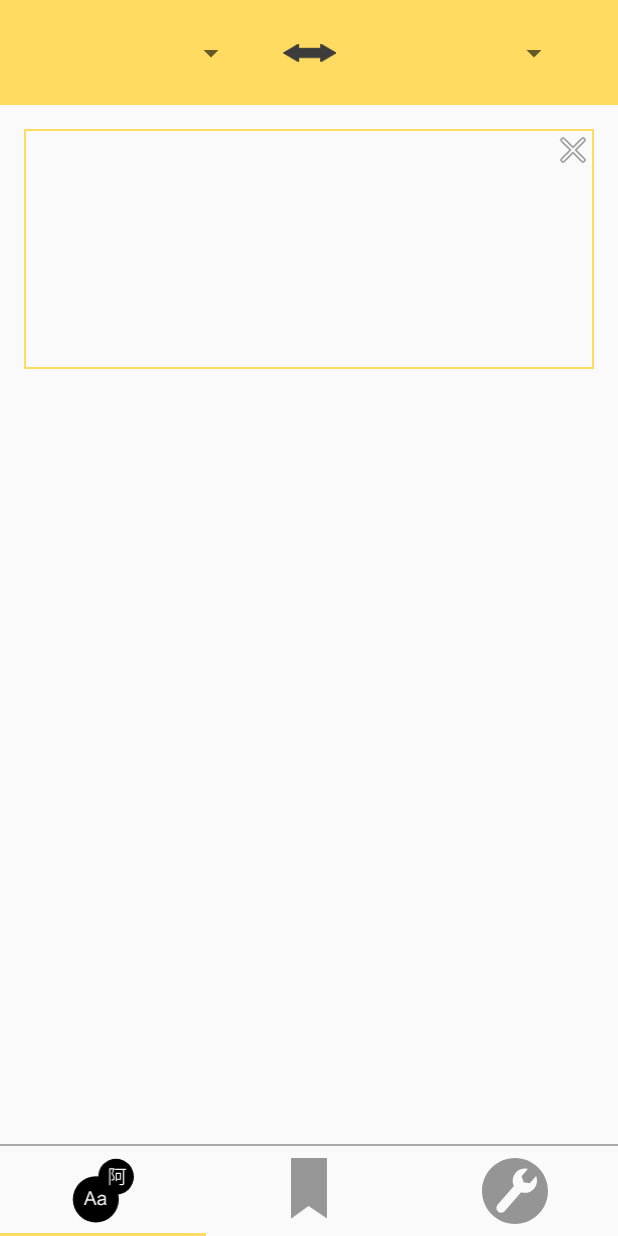
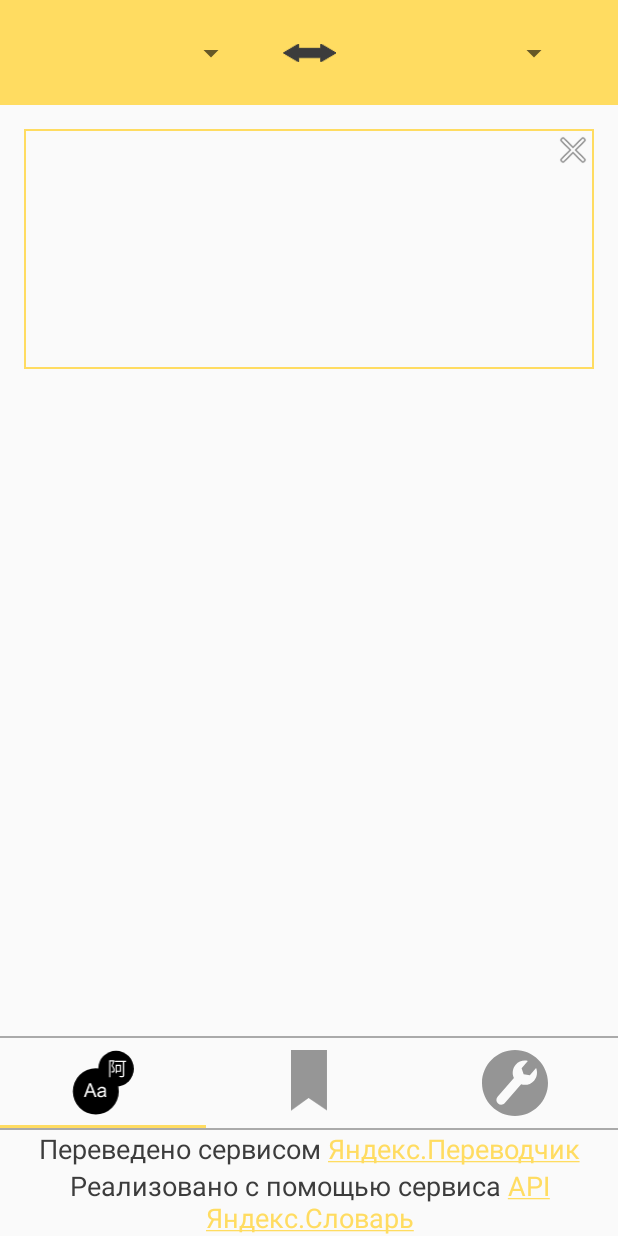
Before and after one commit to mnvrtx/YandexTranslater, an Android app: the screen it shows after launch (TabSelect), on a phone screen of 412 x 824 dp. Run offline under Robolectric (Android 15) with nearby library versions, the phone set to English and light mode, and no system bars; 4 statements that could not run were skipped.

Commit message:
nextC 1.3

```diff
--- a/app/src/main/java/com/fogok/yandextranslater/TabSelect.java
+++ b/app/src/main/java/com/fogok/yandextranslater/TabSelect.java
@@ -10,9 +10,11 @@ import android.support.v4.app.FragmentManager;
 import android.support.v4.app.FragmentStatePagerAdapter;
 import android.support.v4.view.ViewPager;
 import android.support.v7.app.AppCompatActivity;
+import android.text.method.LinkMovementMethod;
 import android.util.Log;
 import android.view.LayoutInflater;
 import android.widget.ImageView;
+import android.widget.TextView;
 import android.widget.Toast;
 
 import com.fogok.yandextranslater.sugarlitesql.HistoryObject;
@@ -46,6 +48,10 @@ public class TabSelect extends AppCompatActivity {
             Toast.makeText(this, R.string.requiredNet, Toast.LENGTH_LONG).show();
             finish();
         }
+
+        //Делаем ссылки на сервисы яндекс кликабельными
+        ((TextView) findViewById(R.id.TranslLicense)).setMovementMethod(LinkMovementMethod.getInstance());
+        ((TextView) findViewById(R.id.DictLicense)).setMovementMethod(LinkMovementMethod.getInstance());
 
         // Создаём адаптер, который будет возвращать для viewPager нужный fragment
         mSectionsPagerAdapter = new SectionsPagerAdapter(getSupportFragmentManager());
--- a/app/src/main/res/layout/activity_tab_select.xml
+++ b/app/src/main/res/layout/activity_tab_select.xml
@@ -8,43 +8,87 @@
                                              android:fitsSystemWindows="true"
                                              tools:context="com.fogok.yandextranslater.TabSelect">
 
+    <android.support.v4.view.ViewPager
+        android:id="@+id/container"
+        android:layout_width="0dp"
+        android:layout_height="0dp"
+        android:layout_marginBottom="0dp"
+        android:layout_marginLeft="0dp"
+        android:layout_marginRight="0dp"
+        android:layout_marginTop="0dp"
+        android:visibility="visible"
+        app:layout_constraintBottom_toTopOf="@+id/view1"
+        app:layout_constraintLeft_toLeftOf="parent"
+        app:layout_constraintRight_toRightOf="parent"
+        app:layout_constraintTop_toTopOf="parent"/>
+
+    <LinearLayout
+        android:id="@+id/linearLayout"
+        android:layout_width="0dp"
+        android:layout_height="wrap_content"
+        android:orientation="vertical"
+        app:layout_constraintBottom_toBottomOf="parent"
+        app:layout_constraintLeft_toLeftOf="parent"
+        app:layout_constraintRight_toRightOf="parent">
+
+        <TextView
+            android:id="@+id/TranslLicense"
+            android:layout_width="match_parent"
+            android:layout_height="wrap_content"
+            android:layout_weight="1"
+            android:clickable="true"
+            android:gravity="center"
+            android:text="@string/transl_license"
+            android:textAppearance="@style/editText"/>
+
+        <TextView
+            android:id="@+id/DictLicense"
+            android:layout_width="match_parent"
+            android:layout_height="wrap_content"
+            android:layout_weight="1"
+            android:clickable="true"
+            android:gravity="center"
+            android:text="@string/dict_license"
+            android:textAppearance="@style/editText"/>
+    </LinearLayout>
+
     <android.support.design.widget.TabLayout
         android:id="@+id/tabs"
         android:layout_width="0dp"
         android:layout_height="60dp"
         android:visibility="visible"
-        app:tabMaxWidth="0dp"
-        app:tabGravity="fill"
-        app:tabMode="fixed"
-        app:layout_constraintBottom_toBottomOf="parent"
+        app:layout_constraintHorizontal_bias="1.0"
         app:layout_constraintLeft_toLeftOf="parent"
         app:layout_constraintRight_toRightOf="parent"
-        app:tabIndicatorColor="@color/colorAccent"/>
+        app:tabGravity="fill"
+        app:tabIndicatorColor="@color/colorAccent"
+        app:tabMaxWidth="0dp"
+        app:tabMode="fixed"
+        android:layout_marginBottom="0dp"
+        app:layout_constraintBottom_toTopOf="@+id/view2"/>
 
     <View
-        android:id="@+id/view"
+        android:id="@+id/view1"
         android:layout_width="0dp"
         android:layout_height="1dp"
         android:layout_marginBottom="0dp"
-        android:layout_marginLeft="0dp"
-        android:layout_marginRight="0dp"
         android:background="@android:color/darker_gray"
+        android:visibility="visible"
         app:layout_constraintBottom_toTopOf="@+id/tabs"
+        app:layout_constraintHorizontal_bias="0.0"
         app:layout_constraintLeft_toLeftOf="parent"
         app:layout_constraintRight_toRightOf="parent"/>
 
-    <android.support.v4.view.ViewPager
-        android:id="@+id/container"
+    <View
+        android:id="@+id/view2"
         android:layout_width="0dp"
-        android:layout_height="0dp"
+        android:layout_height="1dp"
         android:layout_marginBottom="0dp"
+        android:background="@android:color/darker_gray"
         android:visibility="visible"
-        app:layout_behavior="@string/appbar_scrolling_view_behavior"
-        app:layout_constraintBottom_toTopOf="@+id/view"
+        app:layout_constraintBottom_toTopOf="@+id/linearLayout"
         app:layout_constraintHorizontal_bias="0.0"
         app:layout_constraintLeft_toLeftOf="parent"
-        app:layout_constraintRight_toRightOf="parent"
-        app:layout_constraintTop_toTopOf="parent"
-        app:layout_constraintVertical_bias="0.0"/>
+        app:layout_constraintRight_toRightOf="parent"/>
 
 </android.support.constraint.ConstraintLayout>
--- a/app/src/main/res/layout/favorites_and_history_content.xml
+++ b/app/src/main/res/layout/favorites_and_history_content.xml
@@ -20,7 +20,7 @@
         app:layout_constraintHorizontal_bias="0.0"/>
 
     <View
-        android:id="@+id/view"
+        android:id="@+id/view2"
         android:layout_width="0dp"
         android:layout_height="1dp"
         android:layout_marginLeft="0dp"
@@ -44,7 +44,7 @@
         app:layout_constraintHorizontal_bias="0.0"
         app:layout_constraintLeft_toLeftOf="parent"
         app:layout_constraintRight_toRightOf="parent"
-        app:layout_constraintTop_toBottomOf="@+id/view"
+        app:layout_constraintTop_toBottomOf="@+id/view2"
         app:layout_constraintVertical_bias="0.0"/>
 
     <ImageView
--- a/app/src/main/res/values/strings.xml
+++ b/app/src/main/res/values/strings.xml
@@ -10,4 +10,7 @@
     <string name="history_title">ИСТОРИЯ</string>
     <string name="yes">Да</string>
     <string name="you_sure_delete_element">Вы уверены, что хотите удалить элемент</string>
+
+    <string name="transl_license">Переведено сервисом <a href="http://translate.yandex.ru/">"Яндекс.Переводчик"</a></string>
+    <string name="dict_license">Реализовано с помощью сервиса <a href="http://api.yandex.ru/dictionary/">"API Яндекс.Словарь"</a></string>
 </resources>
```
Also changed, not shown: 1 other file.
